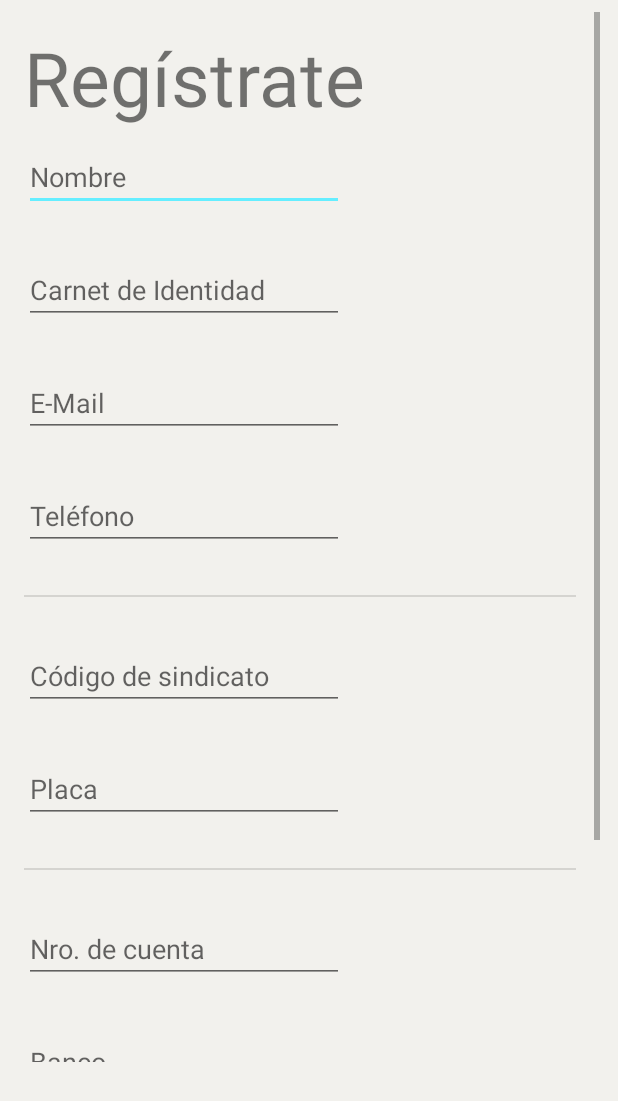
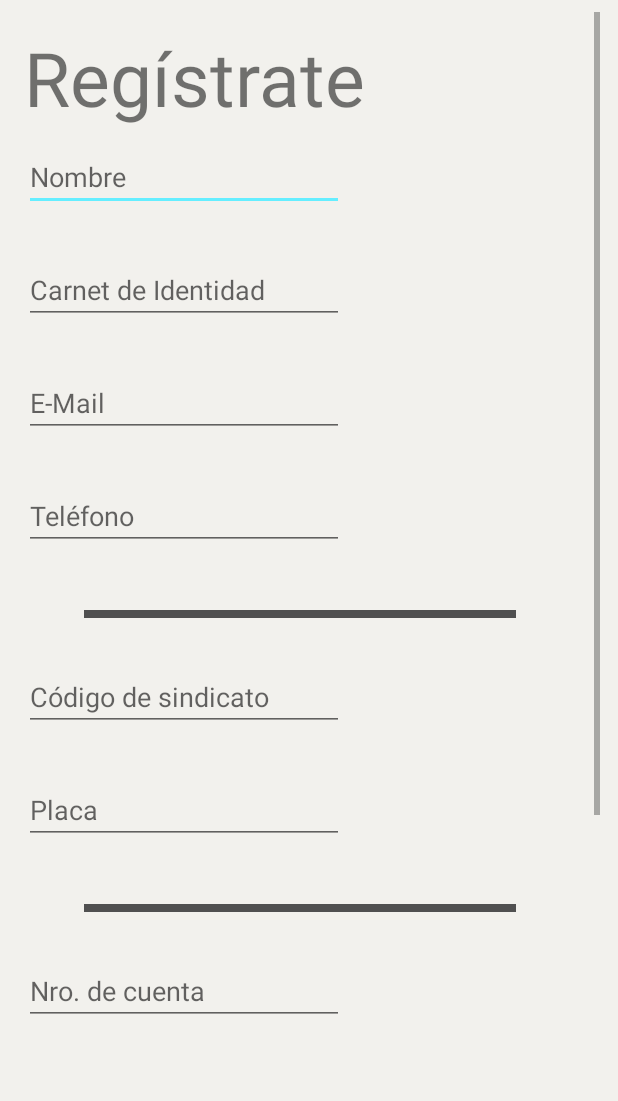
Before and after one commit to andresduarter22/sarana, an Android app: the Registrate screen opened directly, with no data from a screen before it, on a phone screen of 412 x 824 dp. Shown: the top 1101 px of the screen. Run offline under Robolectric (Android 15) with nearby library versions, the phone set to English and light mode, and no system bars.

Commit message:
algunas lineas

```diff
--- a/app/src/main/java/com/example/sarana/Tu_dia.java
+++ b/app/src/main/java/com/example/sarana/Tu_dia.java
@@ -16,14 +16,6 @@ public class Tu_dia extends AppCompatActivity {
         Toolbar toolbar = findViewById(R.id.toolbar);
         setSupportActionBar(toolbar);
 
-        FloatingActionButton fab = findViewById(R.id.fab);
-        fab.setOnClickListener(new View.OnClickListener() {
-            @Override
-            public void onClick(View view) {
-                Snackbar.make(view, "Replace with your own action", Snackbar.LENGTH_LONG)
-                        .setAction("Action", null).show();
-            }
-        });
     }
 
 }
--- a/app/src/main/res/layout/activity_main.xml
+++ b/app/src/main/res/layout/activity_main.xml
@@ -20,16 +20,14 @@
         app:layout_constraintStart_toStartOf="parent"
         app:layout_constraintTop_toTopOf="parent" />
 
-    <View style="@style/Divider"
-        android:backgroundTint="@color/black"
-        android:id="@+id/bienvenido_divider"
-        android:layout_width="395dp"
-        android:layout_height="1dp"
-        android:layout_marginTop="332dp"
 
-        android:background="?android:attr/listDivider"
+    <View
+        android:id="@+id/main_divider"
+        style="@style/Divider"
+        android:layout_marginTop="160dp"
+        android:background="#505050"
         app:layout_constraintEnd_toEndOf="parent"
-        app:layout_constraintHorizontal_bias="1.0"
+        app:layout_constraintHorizontal_bias="0.0"
         app:layout_constraintStart_toStartOf="parent"
         app:layout_constraintTop_toTopOf="parent" />
 
--- a/app/src/main/res/layout/activity_registrate.xml
+++ b/app/src/main/res/layout/activity_registrate.xml
@@ -39,7 +39,8 @@
                 android:layout_marginTop="10dp"
                 android:ems="10"
                 android:hint="@string/nombreR"
-                android:inputType="textPersonName" />
+                android:inputType="textPersonName"
+                android:importantForAutofill="no" />
 
             <EditText
                 android:id="@+id/CI"
@@ -49,7 +50,7 @@
                 android:ems="10"
                 android:hint="@string/carnet_de_identidadR"
                 android:inputType="number"
-                android:autofillHints="" />
+                android:importantForAutofill="no" />
 
             <EditText
                 android:id="@+id/mail"
@@ -59,7 +60,7 @@
                 android:ems="10"
                 android:hint="@string/e_mailR"
                 android:inputType="textEmailAddress"
-                android:autofillHints="" />
+                android:importantForAutofill="no" />
 
             <EditText
                 android:id="@+id/telefono"
@@ -69,14 +70,16 @@
                 android:ems="10"
                 android:hint="@string/telefonoR"
                 android:inputType="phone"
-                android:autofillHints="" />
+                android:importantForAutofill="no" />
 
-            <View
-                android:id="@+id/divider"
-                android:layout_width="395dp"
-                android:layout_height="1dp"
-                android:layout_marginTop="30dp"
-                android:background="?android:attr/listDivider" />
+            <View style="@style/Divider"
+                android:id="@+id/registrate_divider1"
+                app:layout_constraintStart_toStartOf="parent"
+                android:layout_marginStart="40dp"
+                android:layout_marginEnd="40dp"
+                app:layout_constraintTop_toBottomOf="@+id/inicia_email"
+                android:layout_marginTop="40dp"
+                android:background="#505050"/>
 
             <EditText
                 android:id="@+id/codigoTransito"
@@ -85,8 +88,8 @@
                 android:layout_marginTop="30dp"
                 android:ems="10"
                 android:hint="@string/codigo_de_sindicatoR"
-                android:inputType="textPersonName"
-                android:autofillHints="" />
+                android:importantForAutofill="no"
+                android:inputType="textPersonName" />
 
             <EditText
                 android:id="@+id/placa"
@@ -96,14 +99,16 @@
                 android:ems="10"
                 android:hint="@string/placa"
                 android:inputType="textPersonName"
-                android:autofillHints="" />
+                android:importantForAutofill="no" />
 
-            <View
-                android:id="@+id/divider2"
-                android:layout_width="395dp"
-                android:layout_height="1dp"
-                android:layout_marginTop="30dp"
-                android:background="?android:attr/listDivider" />
+            <View style="@style/Divider"
+                android:id="@+id/registrate_divider2"
+                app:layout_constraintStart_toStartOf="parent"
+                android:layout_marginStart="40dp"
+                android:layout_marginEnd="40dp"
+                app:layout_constraintTop_toBottomOf="@+id/inicia_email"
+                android:layout_marginTop="40dp"
+                android:background="#505050"/>
 
             <EditText
                 android:id="@+id/numeroCuenta"
@@ -113,7 +118,7 @@
                 android:ems="10"
                 android:hint="@string/nro_de_cuenta"
                 android:inputType="textPersonName"
-                android:autofillHints="" />
+                android:importantForAutofill="no" />
 
             <EditText
                 android:id="@+id/banco"
@@ -124,7 +129,7 @@
                 android:ems="10"
                 android:hint="@string/banco"
                 android:inputType="textPersonName"
-                android:autofillHints="" />
+                android:importantForAutofill="no" />
             <Button
                 android:id="@+id/btnEnviarR"
                 android:layout_width="wrap_content"
```
